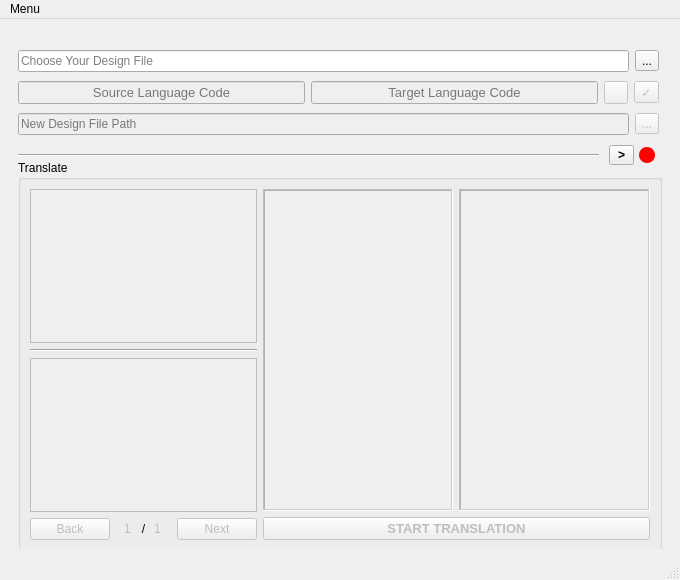
Old version of the form V1/Languages/app_translation_en.ui in the repository EnesUGR/Arayuz-Dil-Cevirmeni.
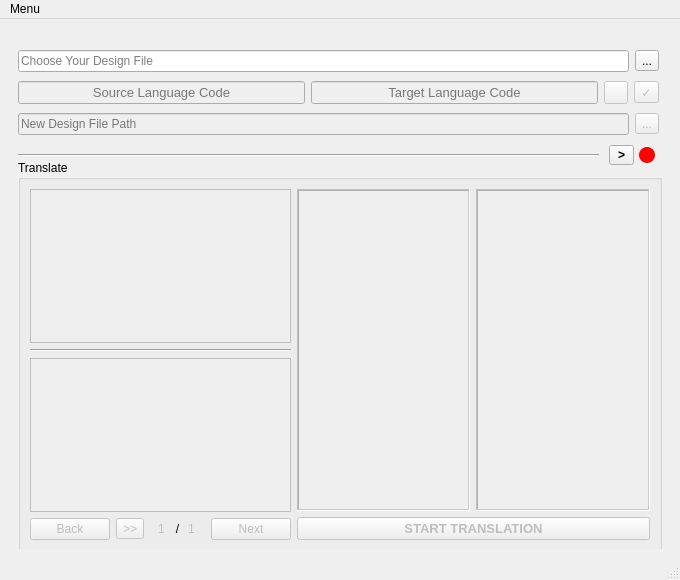
New version of the form. Icons and pictures are not drawn.

The edit to the form file:
```diff
--- a/V1/Languages/app_translation_en.ui
+++ b/V1/Languages/app_translation_en.ui
@@ -314,6 +314,22 @@
                  </property>
                 </widget>
                </item>
+               <item>
+                <widget class="QToolButton" name="toolButton_sendTranslator">
+                 <property name="enabled">
+                  <bool>false</bool>
+                 </property>
+                 <property name="toolTip">
+                  <string>Ctrl+Shift+Return</string>
+                 </property>
+                 <property name="text">
+                  <string>&gt;&gt;</string>
+                 </property>
+                 <property name="shortcut">
+                  <string>Ctrl+Shift+Return</string>
+                 </property>
+                </widget>
+               </item>
                <item>
                 <widget class="QSpinBox" name="spinBox_nowTextOrder">
                  <property name="enabled">
```
Left out of the diff: 28 changed lines with no effect on the pictures.
